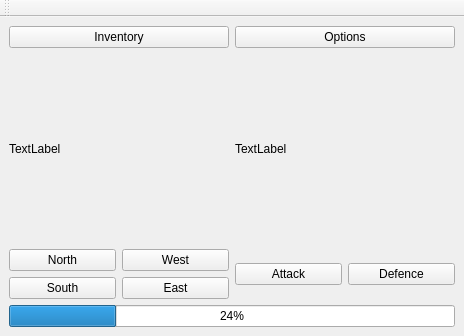
The window that Planet_Invasion/gamescreen.ui (CS4076Rplay/CS4076) describes before a commit, drawn with Qt 5.
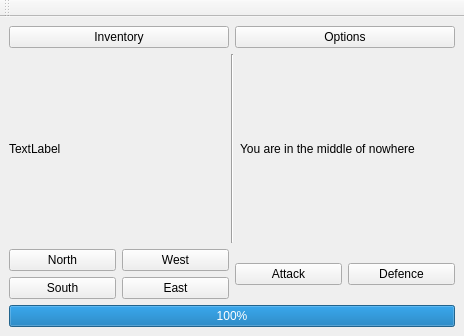
The same window after the commit.

```diff
--- a/Planet_Invasion/gamescreen.ui
+++ b/Planet_Invasion/gamescreen.ui
@@ -42,10 +42,23 @@
         </property>
        </widget>
       </item>
+      <item>
+       <widget class="Line" name="line">
+        <property name="orientation">
+         <enum>Qt::Vertical</enum>
+        </property>
+       </widget>
+      </item>
       <item>
        <widget class="QLabel" name="label">
         <property name="text">
-         <string>TextLabel</string>
+         <string>You are in the middle of nowhere</string>
+        </property>
+        <property name="scaledContents">
+         <bool>true</bool>
+        </property>
+        <property name="wordWrap">
+         <bool>true</bool>
         </property>
        </widget>
       </item>
@@ -108,7 +121,7 @@
     <item>
      <widget class="QProgressBar" name="progressBar">
       <property name="value">
-       <number>24</number>
+       <number>100</number>
       </property>
      </widget>
     </item>
```
Left out of the diff: 2 changed lines with no effect on the pictures.
